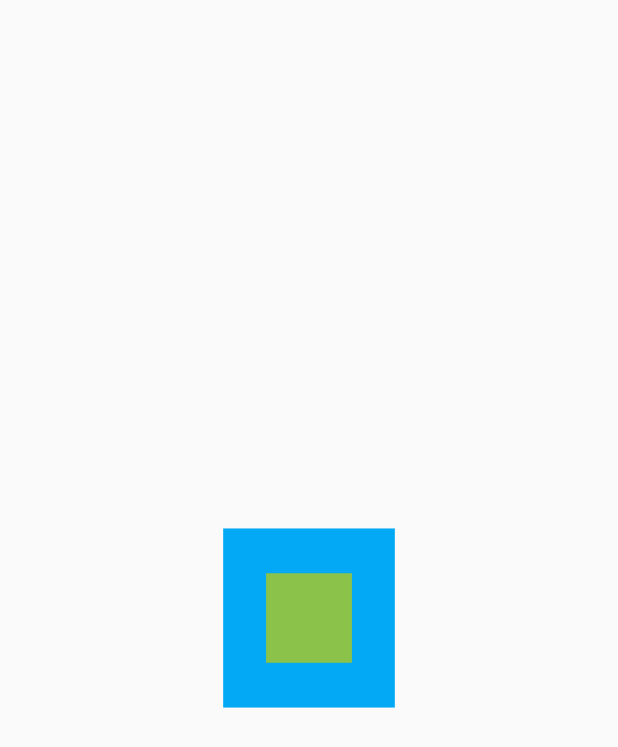
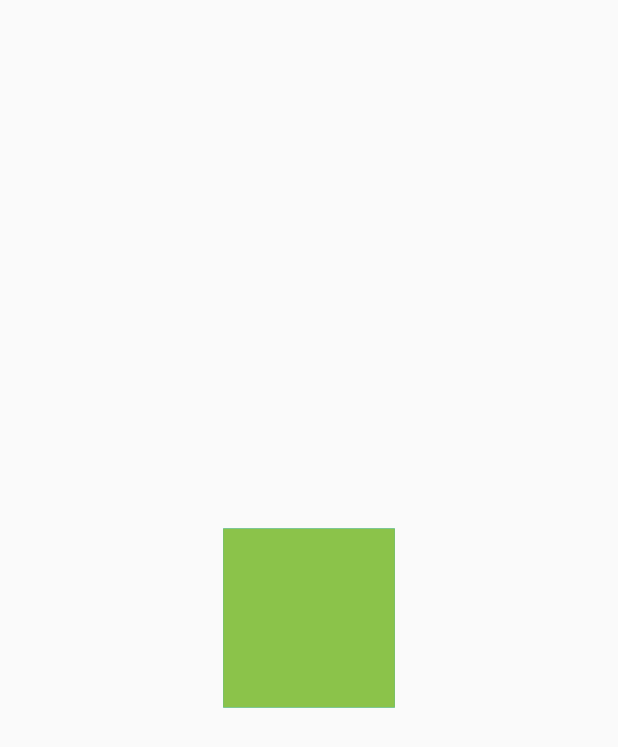
Before and after one commit to kauemurakami/responsive_widgets_flutter, a Flutter app: the screen it shows after launch, after a tap on "responsive", on a phone screen of 412 x 824 dp. Shown: the top 747 px of the screen. Run offline on Flutter 3.47's test engine with Material 2 defaults, Android fonts, the phone set to English and light mode, and no system bars; our stand-ins replace flutter_screenutil, get; statements that could not run were skipped.

Commit message:
add EdgeIsents responsive

```diff
--- a/lib/example/non_responsive_widget.dart
+++ b/lib/example/non_responsive_widget.dart
@@ -11,6 +11,7 @@
             height: 100,
             width: 100,
             child: Container(
+              padding: EdgeInsets.all(24),
               color: Colors.lightGreen,
               height: 50,
               width: 50,
--- a/lib/example/responsive_widget.dart
+++ b/lib/example/responsive_widget.dart
@@ -7,11 +7,12 @@
     return Scaffold(
       body: Center(
         child: ContainerResponsive(
-            alignment: Alignment.center,
             color: Colors.lightBlue,
+
             height: 100,
             width: 100,
             child: ContainerResponsive(
+
               color: Colors.lightGreen,
               height:  50,
               width: 50,
--- a/lib/main.dart
+++ b/lib/main.dart
@@ -58,19 +58,12 @@
   @override
   Widget build(BuildContext context) {
 
-    GetResponsive.init(context, height: Get.height, width: Get.width, allowFontScaling: true);
+    GetResponsive.init(context,
+        height: Get.height, width: Get.width, allowFontScaling: true);
     return GetResponsive.builder(
 
-      child: Scaffold(
-      appBar: AppBar(
-        // Here we take the value from the MyHomePage object that was created by
-        // the App.build method, and use it to set our appbar title.
-        title: Text(widget.title),
-      ),
-      body: Center(
-        // Center is a layout widget. It takes a single child and positions it
-        // in the middle of the parent.
-        child: Home(),
-    )));
+        child: Scaffold(
+      body: Home(),
+    ));
   }
 }
--- a/lib/reponsive_widgets/get_responsive.dart
+++ b/lib/reponsive_widgets/get_responsive.dart
@@ -3,6 +3,7 @@
 import 'package:flutter_screenutil/flutter_screenutil.dart';
 
 part 'widgets/container_responsive_widget.dart';
+part 'widgets/edge_isents_responsive.dart';
 
 class GetResponsive {
   static Widget builder({
```
Also changed, not shown: lib/reponsive_widgets/widgets/edge_isents_responsive.dart (added, +101 -0 lines).
